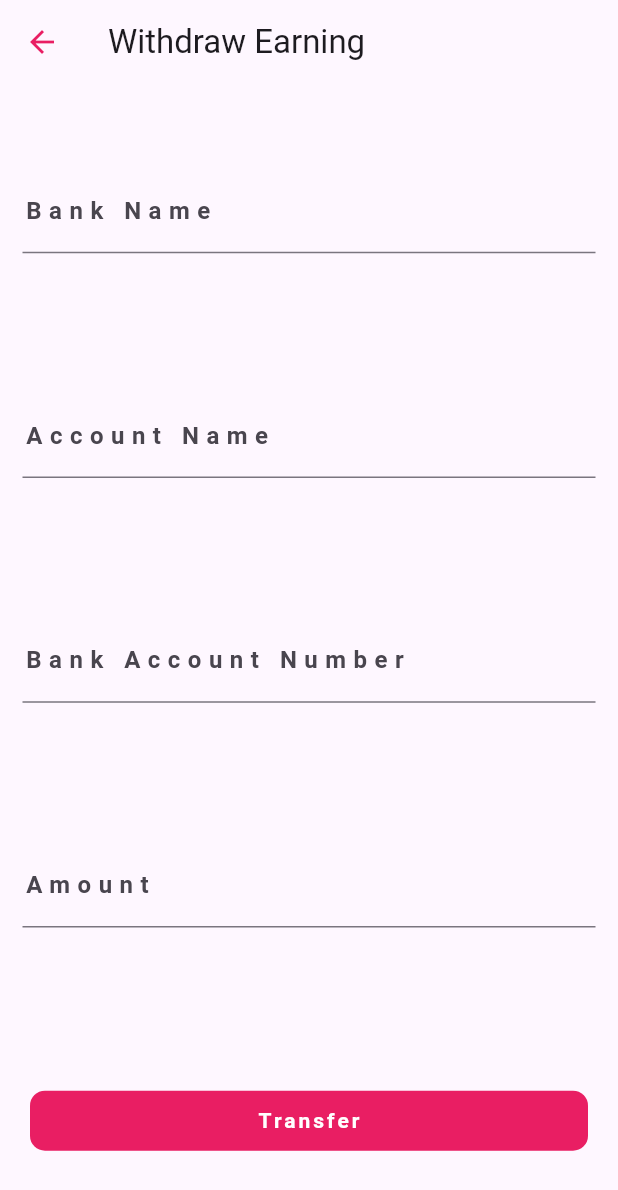
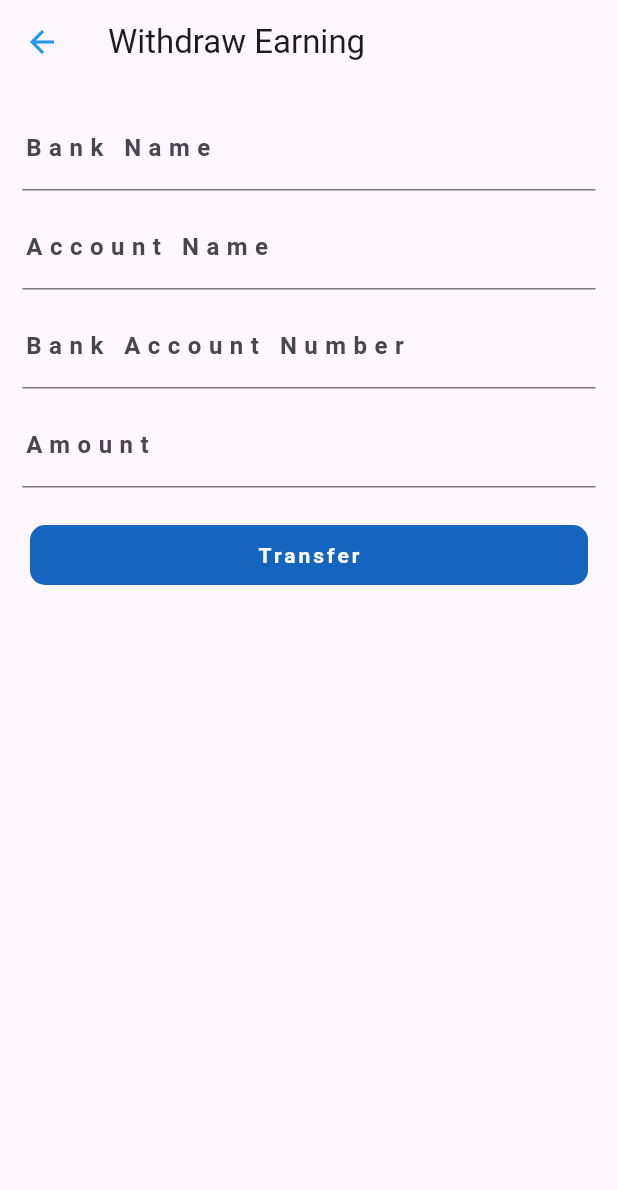
Before and after one commit to Parag18081994/shop_hub_store, a Flutter app: the EarningsScreen screen opened directly, after a tap on "Withdraw", on a phone screen of 412 x 824 dp. Shown: the top 1190 px of the screen. Run offline on Flutter 3.47's test engine with Material 3 defaults, Android fonts, the phone set to English and light mode, and no system bars; our stand-ins replace carousel_slider, cloud_firestore, firebase_auth, firebase_core, firebase_storage, flutter_easyloading and 6 more; missing offline and left inert: country_state_city_picker, firebase_ui_auth; accounts and stored records are empty; network calls fail.

Commit message:
UI updates Vendor App

```diff
--- a/lib/vendor/views/auth/vendor_registration_screen.dart
+++ b/lib/vendor/views/auth/vendor_registration_screen.dart
@@ -54,7 +54,7 @@ class _VendorRegistrationScreenState extends State<VendorRegistrationScreen> {
         slivers: [
           SliverAppBar(
             expandedHeight: 200,
-            backgroundColor: Colors.pink,
+            backgroundColor: Colors.blue.shade800,
             flexibleSpace: FlexibleSpaceBar(
               background: LayoutBuilder(
                 builder: (context, constraints) {
--- a/lib/vendor/views/auth/welcome_register_screen.dart
+++ b/lib/vendor/views/auth/welcome_register_screen.dart
@@ -125,7 +125,7 @@ class _WelcomeRegisterScreenState extends State<WelcomeRegisterScreen> {
                     child: Text(
                       'Login',
                       style: TextStyle(
-                        color: Colors.blue.shade300,
+                        color: Colors.blue.shade800,
                         fontWeight: FontWeight.bold,
                       ),
                     ),
--- a/lib/vendor/views/screens/earnings_screen.dart
+++ b/lib/vendor/views/screens/earnings_screen.dart
@@ -73,7 +73,7 @@ class EarningsScreen extends StatelessWidget {
                         height: 150,
                         width: MediaQuery.of(context).size.width * 0.5,
                         decoration: BoxDecoration(
-                          color: Colors.yellow.shade900,
+                          color: Colors.blue.shade500,
                           borderRadius: BorderRadius.circular(32),
                         ),
                         child: Column(
@@ -103,7 +103,7 @@ class EarningsScreen extends StatelessWidget {
                         height: 150,
                         width: MediaQuery.of(context).size.width * 0.5,
                         decoration: BoxDecoration(
-                          color: Colors.yellow.shade900,
+                          color: Colors.blue.shade500,
                           borderRadius: BorderRadius.circular(32),
                         ),
                         child: Column(
@@ -137,7 +137,7 @@ class EarningsScreen extends StatelessWidget {
                           height: 50,
                           width: MediaQuery.of(context).size.width - 60,
                           decoration: BoxDecoration(
-                              color: Colors.pink.shade800,
+                              color: Colors.blue.shade800,
                               borderRadius: BorderRadius.circular(9)),
                           child: Center(
                             child: Text(
--- a/lib/vendor/views/screens/inner_screens/withdraw_earning_screen.dart
+++ b/lib/vendor/views/screens/inner_screens/withdraw_earning_screen.dart
@@ -29,10 +29,11 @@ class _WithdrawEarningScreenState extends State<WithdrawEarningScreen> {
     return Scaffold(
       appBar: AppBar(
         title: Text('Withdraw Earning'),
-        iconTheme: IconThemeData(color: Colors.pink),
+        iconTheme: IconThemeData(color: Colors.blue),
       ),
       body: Padding(
         padding: const EdgeInsets.all(15.0),
+        child: SingleChildScrollView(
           child: Form(
             key: _formKey,
             child: Column(
@@ -51,11 +52,11 @@ class _WithdrawEarningScreenState extends State<WithdrawEarningScreen> {
                   },
                   decoration: InputDecoration(
                     labelText: 'Bank Name',
-                  labelStyle:
-                      TextStyle(fontWeight: FontWeight.bold, letterSpacing: 5),
+                    labelStyle: TextStyle(
+                        fontWeight: FontWeight.bold, letterSpacing: 5),
                     hintText: 'Enter Bank Name',
-                  hintStyle:
-                      TextStyle(fontWeight: FontWeight.bold, letterSpacing: 2),
+                    hintStyle: TextStyle(
+                        fontWeight: FontWeight.bold, letterSpacing: 2),
                   ),
                 ),
                 SizedBox(
@@ -74,11 +75,11 @@ class _WithdrawEarningScreenState extends State<WithdrawEarningScreen> {
                   },
                   decoration: InputDecoration(
                     labelText: 'Account Name',
-                  labelStyle:
-                      TextStyle(fontWeight: FontWeight.bold, letterSpacing: 5),
+                    labelStyle: TextStyle(
+                        fontWeight: FontWeight.bold, letterSpacing: 5),
                     hintText: 'Enter Account Name',
-                  hintStyle:
-                      TextStyle(fontWeight: FontWeight.bold, letterSpacing: 2),
+                    hintStyle: TextStyle(
+                        fontWeight: FontWeight.bold, letterSpacing: 2),
                   ),
                 ),
                 SizedBox(
@@ -97,11 +98,11 @@ class _WithdrawEarningScreenState extends State<WithdrawEarningScreen> {
                   },
                   decoration: InputDecoration(
                     labelText: 'Bank Account Number',
-                  labelStyle:
-                      TextStyle(fontWeight: FontWeight.bold, letterSpacing: 5),
+                    labelStyle: TextStyle(
+                        fontWeight: FontWeight.bold, letterSpacing: 5),
                     hintText: 'Enter Bank Account Name',
-                  hintStyle:
-                      TextStyle(fontWeight: FontWeight.bold, letterSpacing: 2),
+                    hintStyle: TextStyle(
+                        fontWeight: FontWeight.bold, letterSpacing: 2),
                   ),
                 ),
                 SizedBox(
@@ -120,11 +121,11 @@ class _WithdrawEarningScreenState extends State<WithdrawEarningScreen> {
                   },
                   decoration: InputDecoration(
                     labelText: 'Amount',
-                  labelStyle:
-                      TextStyle(fontWeight: FontWeight.bold, letterSpacing: 5),
+                    labelStyle: TextStyle(
+                        fontWeight: FontWeight.bold, letterSpacing: 5),
                     hintText: 'Enter Amount',
-                  hintStyle:
-                      TextStyle(fontWeight: FontWeight.bold, letterSpacing: 2),
+                    hintStyle: TextStyle(
+                        fontWeight: FontWeight.bold, letterSpacing: 2),
                   ),
                 ),
                 SizedBox(
@@ -161,7 +162,7 @@ class _WithdrawEarningScreenState extends State<WithdrawEarningScreen> {
                     height: 40,
                     width: MediaQuery.of(context).size.width - 40,
                     decoration: BoxDecoration(
-                      color: Colors.pink,
+                        color: Colors.blue.shade800,
                         borderRadius: BorderRadius.circular(10)),
                     child: Center(
                       child: Text(
@@ -178,6 +179,7 @@ class _WithdrawEarningScreenState extends State<WithdrawEarningScreen> {
             ),
           ),
         ),
+      ),
     );
   }
 }
--- a/lib/vendor/views/screens/main_vendor_screen.dart
+++ b/lib/vendor/views/screens/main_vendor_screen.dart
@@ -35,7 +35,7 @@ class _MainVendorScreenState extends State<MainVendorScreen> {
         },
         type: BottomNavigationBarType.fixed,
         unselectedItemColor: Colors.black,
-        selectedItemColor: Colors.pink,
+        selectedItemColor: Colors.blue.shade800,
         items: [
           BottomNavigationBarItem(
             icon: Icon(
--- a/lib/vendor/views/screens/upload_Screen.dart
+++ b/lib/vendor/views/screens/upload_Screen.dart
@@ -96,7 +96,7 @@ class UploadScreen extends StatelessWidget {
             child: Container(
               height: 50,
               decoration: BoxDecoration(
-                color: Colors.pink,
+                color: Colors.blue.shade800,
                 borderRadius: BorderRadius.circular(
                   8,
                 ),
@@ -106,7 +106,7 @@ class UploadScreen extends StatelessWidget {
                   'Upload Product',
                   style: TextStyle(
                     color: Colors.white,
-                    letterSpacing: 5,
+                    letterSpacing: 2,
                     fontWeight: FontWeight.bold,
                   ),
                 ),
--- a/lib/views/screens/logout_screen.dart
+++ b/lib/views/screens/logout_screen.dart
@@ -22,7 +22,7 @@ class LogoutScreen extends StatelessWidget {
           child: Text(
             'Sign Out',
             style: TextStyle(
-                fontSize: 20, letterSpacing: 4, fontWeight: FontWeight.bold),
+                fontSize: 20, letterSpacing: 2, fontWeight: FontWeight.bold),
           ),
         ),
       ),
```
Also changed, not shown: lib/vendor/views/screens/logout_screen.dart (+21 -4 lines), lib/vendor/views/screens/tab_bar_screen/general_screen.dart (+7 -8 lines), lib/vendor/views/screens/vendor_orders_screen.dart (+4 -4 lines). Lines whose indentation alone changed are shown as unchanged.
